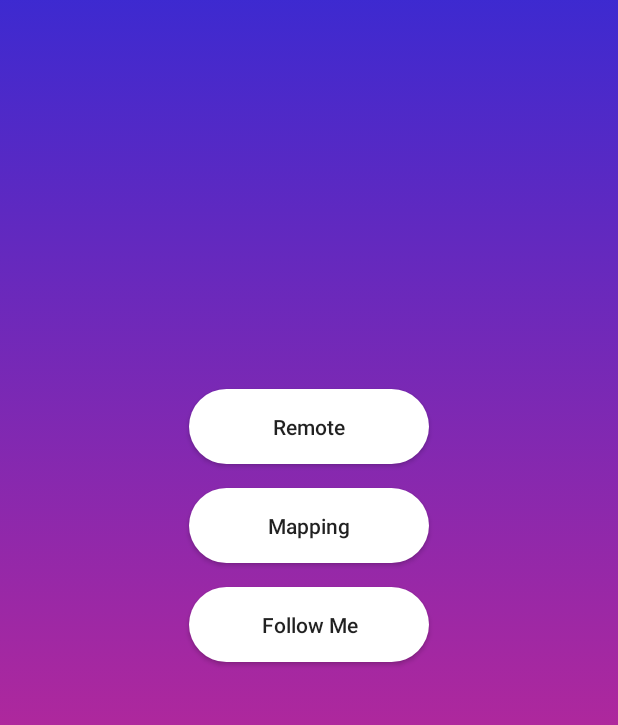
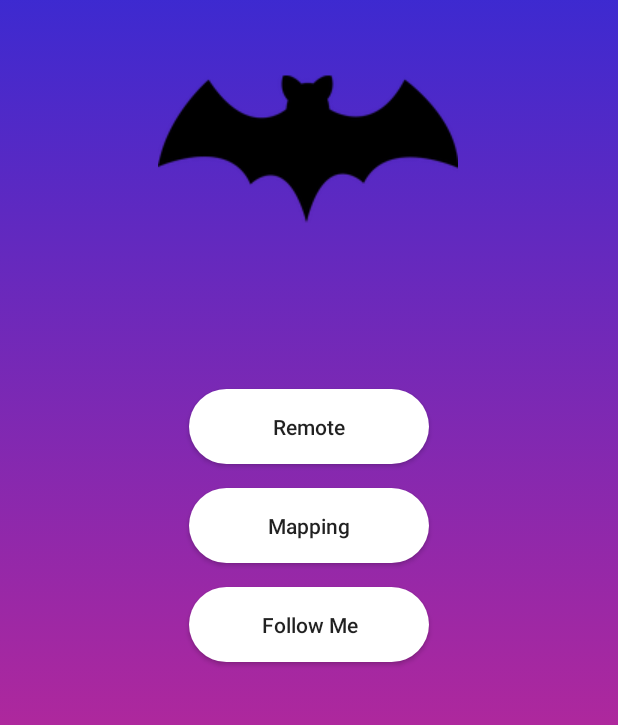
Before and after one commit to Hschhaniyara/HackED2019, an Android app: the screen it shows after launch (MainActivity), on a phone screen of 412 x 824 dp, the part 228-953 px from its top. Run offline under Robolectric (Android 15) with nearby library versions, the phone set to English and light mode, and no system bars.

```diff
--- a/batBot/app/build.gradle
+++ b/batBot/app/build.gradle
@@ -4,7 +4,7 @@ android {
     compileSdkVersion 28
     defaultConfig {
         applicationId "ca.ualberta.batbot"
-        minSdkVersion 15
+        minSdkVersion 16
         targetSdkVersion 28
         versionCode 1
         versionName "1.0"
@@ -25,4 +25,5 @@ dependencies {
     testImplementation 'junit:junit:4.12'
     androidTestImplementation 'com.android.support.test:runner:1.0.2'
     androidTestImplementation 'com.android.support.test.espresso:espresso-core:3.0.2'
+    implementation 'io.github.controlwear:virtualjoystick:1.10.1'
 }
--- a/batBot/app/src/main/AndroidManifest.xml
+++ b/batBot/app/src/main/AndroidManifest.xml
@@ -9,6 +9,7 @@
         android:roundIcon="@mipmap/ic_launcher_round"
         android:supportsRtl="true"
         android:theme="@style/AppTheme">
+        <activity android:name=".remote"></activity>
         <activity android:name=".MainActivity">
             <intent-filter>
                 <action android:name="android.intent.action.MAIN" />
--- a/batBot/app/src/main/java/ca/ualberta/batbot/MainActivity.java
+++ b/batBot/app/src/main/java/ca/ualberta/batbot/MainActivity.java
@@ -56,8 +56,8 @@ public class MainActivity extends AppCompatActivity {
         remote.setOnClickListener(new View.OnClickListener() {
             @Override
             public void onClick(View v) {
-//                Intent login_intent = new Intent(MainActivity.this, login.class);
-//                startActivityForResult(login_intent, 0);
+                Intent intent = new Intent(MainActivity.this, remote.class);
+                startActivityForResult(intent, 0);
 
             }
         });
--- a/batBot/app/src/main/res/layout/activity_mainpage.xml
+++ b/batBot/app/src/main/res/layout/activity_mainpage.xml
@@ -56,4 +56,15 @@
         app:layout_constraintEnd_toEndOf="parent"
         app:layout_constraintStart_toStartOf="parent"
         app:layout_constraintTop_toTopOf="parent" />
+
+    <ImageView
+        android:id="@+id/imageView"
+        android:layout_width="200dp"
+        android:layout_height="wrap_content"
+        android:src="@drawable/bat"
+        app:layout_constraintEnd_toEndOf="parent"
+        app:layout_constraintHorizontal_bias="0.497"
+        app:layout_constraintStart_toStartOf="parent"
+        app:layout_constraintTop_toBottomOf="@+id/title" />
+
 </android.support.constraint.ConstraintLayout>
```
Also changed, not shown: batBot/app/src/main/java/ca/ualberta/batbot/remote.java (added, +70 -0 lines), batBot/app/src/main/res/layout/activity_main.xml (deleted, +0 -18 lines), batBot/app/src/main/res/layout/activity_remote.xml (added, +26 -0 lines), batBot/app/src/main/res/drawable/bat.png (added).
